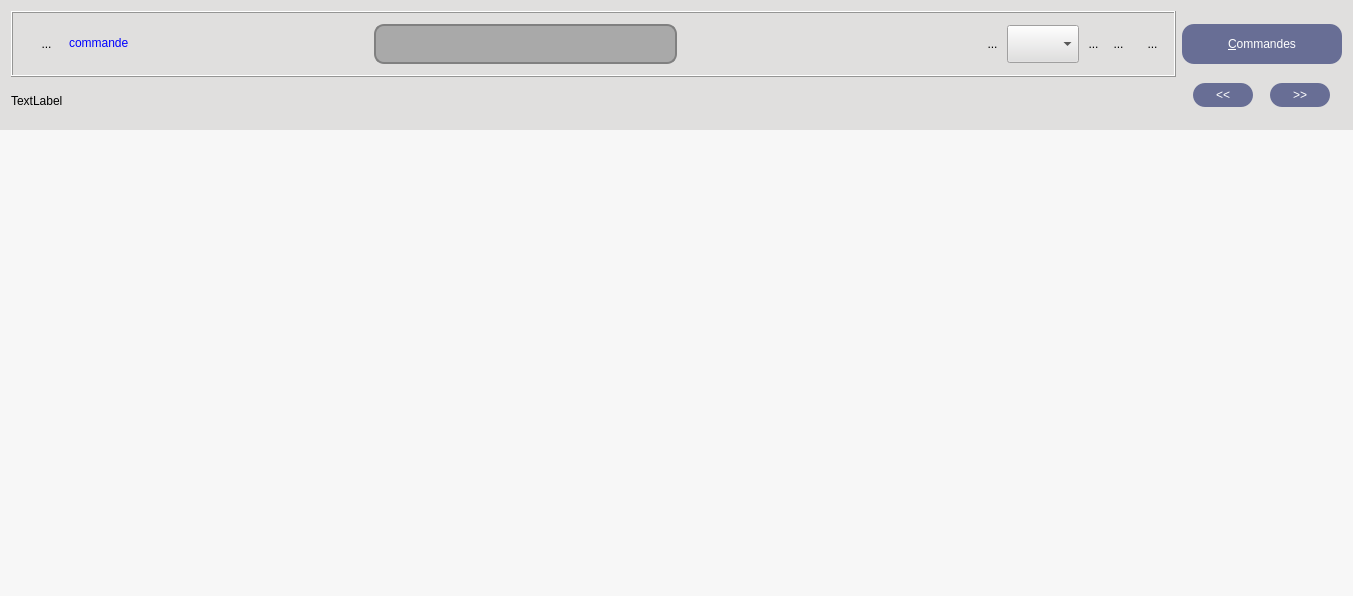
First picture: the form in UiQT4/desWidgetCommande.ui, repository SalomePlatform/eficas_tools, before the edit.
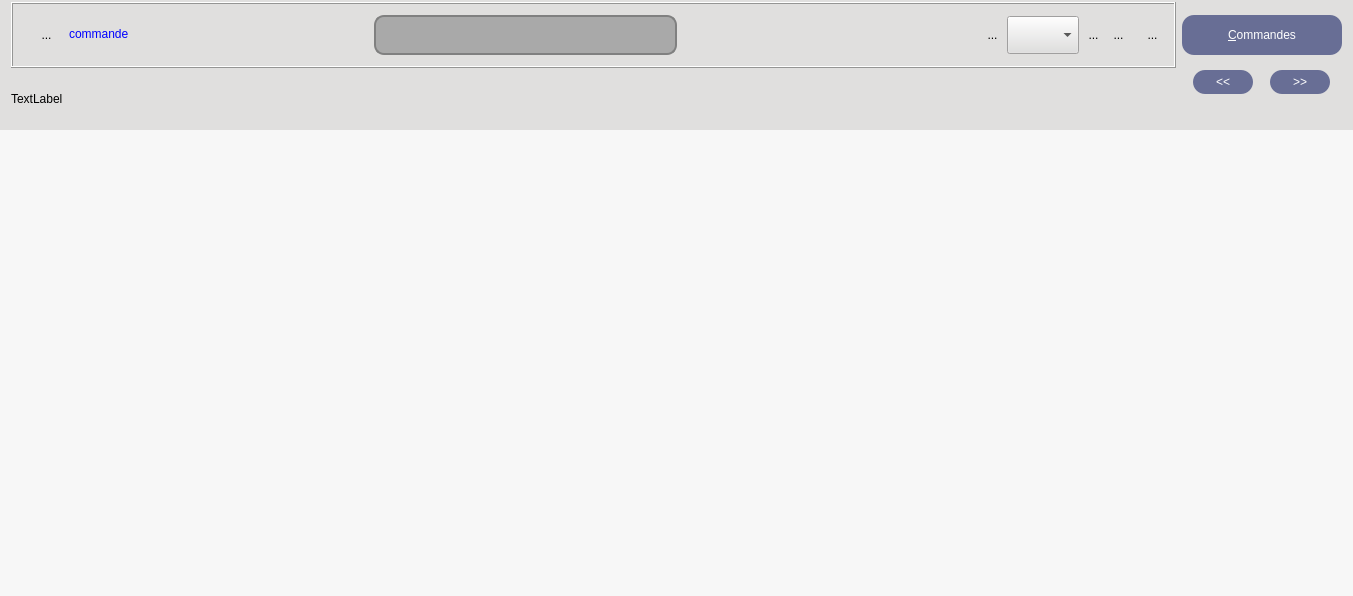
Second picture: the form after the edit. Icons and pictures are not drawn. Custom widgets are drawn as their Qt base class.

The edit to the form file:
```diff
--- a/UiQT4/desWidgetCommande.ui
+++ b/UiQT4/desWidgetCommande.ui
@@ -40,7 +40,7 @@
     <number>0</number>
    </property>
    <item>
-    <widget class="QFrame" name="frameAffichage">
+    <widget class="QWidget" name="frameAffichage" native="true">
      <property name="sizePolicy">
       <sizepolicy hsizetype="Preferred" vsizetype="Fixed">
        <horstretch>0</horstretch>
@@ -62,13 +62,16 @@
      <property name="styleSheet">
       <string notr="true">background-color:rgb(224,223,222)</string>
      </property>
-     <property name="frameShape">
-      <enum>QFrame::NoFrame</enum>
-     </property>
-     <property name="frameShadow">
-      <enum>QFrame::Raised</enum>
-     </property>
      <layout class="QGridLayout" name="gridLayout_2">
+      <property name="topMargin">
+       <number>2</number>
+      </property>
+      <property name="bottomMargin">
+       <number>3</number>
+      </property>
+      <property name="verticalSpacing">
+       <number>2</number>
+      </property>
       <item row="0" column="0">
        <widget class="QFrame" name="frame_2">
         <property name="sizePolicy">
@@ -515,6 +518,9 @@
       </item>
       <item row="1" column="1">
        <layout class="QGridLayout" name="gridLayout">
+        <property name="verticalSpacing">
+         <number>0</number>
+        </property>
         <item row="0" column="0">
          <widget class="QPushButton" name="bAvant">
           <property name="sizePolicy">
@@ -615,7 +621,7 @@
           <property name="sizeHint" stdset="0">
            <size>
             <width>20</width>
-            <height>18</height>
+            <height>0</height>
            </size>
           </property>
          </spacer>
```
Left out of the diff: 10 changed lines with no effect on the pictures.
